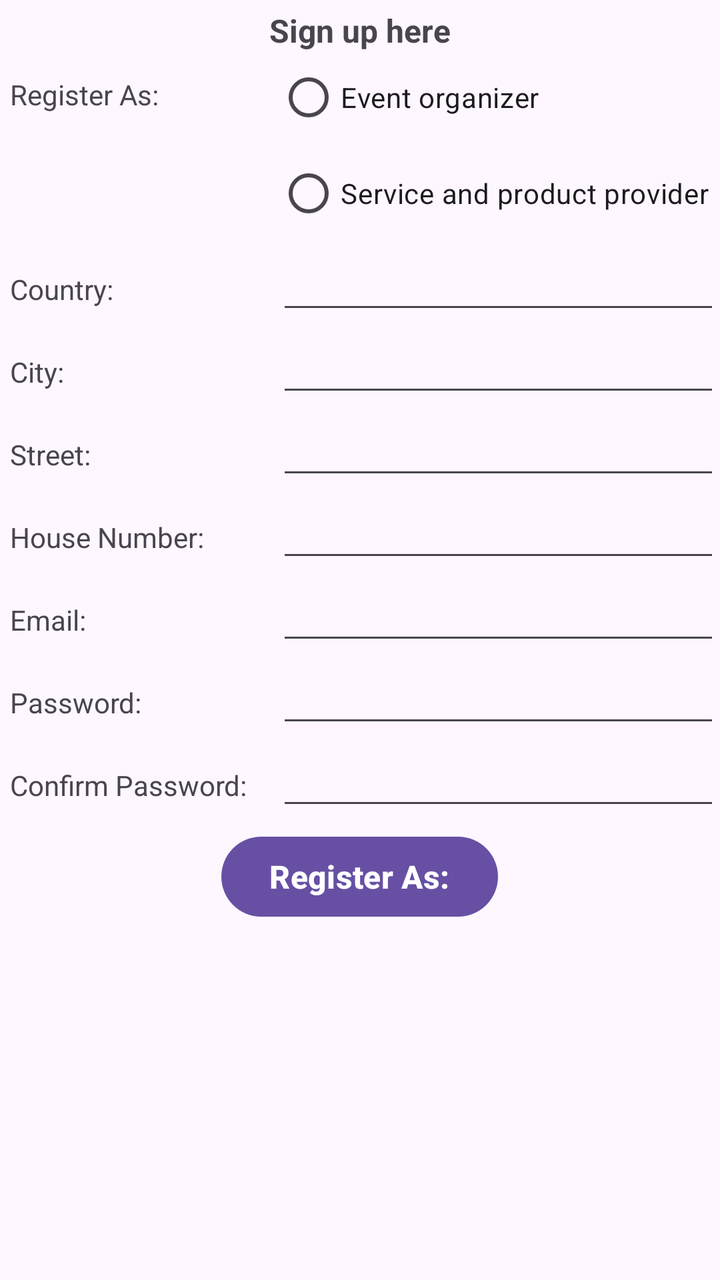
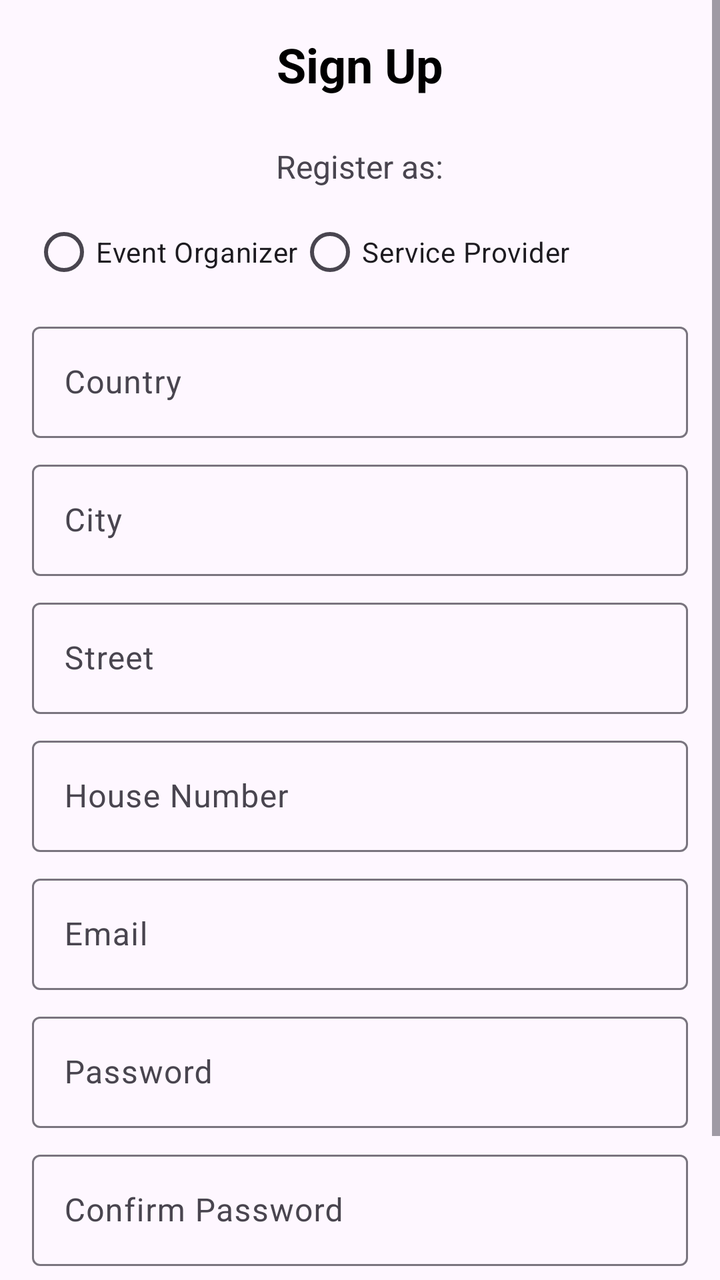

Screens rendered from an Android XML layout before and after an edit, with the pre-edit source and the edit as a unified diff.
<!-- AndroidManifest.xml: application theme Theme.EventPlanner -->
<!-- res/layout/activity_registration.xml -->
<?xml version="1.0" encoding="utf-8"?>
<TableLayout xmlns:android="http://schemas.android.com/apk/res/android"
    xmlns:app="http://schemas.android.com/apk/res-auto"
    xmlns:tools="http://schemas.android.com/tools"
    android:id="@+id/main"
    android:layout_width="match_parent"
    android:layout_height="match_parent"
    tools:context=".RegistrationActivity">

    <TableRow
        android:layout_width="match_parent"
        android:layout_height="wrap_content"
        android:gravity="center">

        <TextView
            android:layout_width="wrap_content"
            android:layout_height="wrap_content"
            android:layout_marginTop="3dp"
            android:gravity="center"
            android:text="@string/sign_up_message"
            android:textSize="16sp"
            android:textStyle="bold" />
    </TableRow>

    <TableRow
        android:layout_width="match_parent"
        android:layout_height="wrap_content">

        <TextView
            android:layout_width="65dp"
            android:layout_height="wrap_content"
            android:layout_marginTop="10dp"
            android:includeFontPadding="false"
            android:padding="5dp"
            android:text="@string/register_as" />

        <RadioGroup
            android:id="@+id/register_rg"
            android:layout_width="0dp"
            android:layout_height="wrap_content"
            android:layout_weight="1"
            android:orientation="vertical">

            <RadioButton
                android:id="@+id/rb_event_organizer"
                android:layout_width="wrap_content"
                android:layout_height="wrap_content"
                android:text="Event organizer" />

            <RadioButton
                android:id="@+id/rb_service_provider"
                android:layout_width="wrap_content"
                android:layout_height="wrap_content"
                android:text="Service and product provider" />
        </RadioGroup>
    </TableRow>

    <include
        android:id="@+id/eoinputs"
        layout="@layout/event_organizer_inputs"
        android:visibility="gone" />

    <include
        android:id="@+id/sppinputs"
        layout="@layout/spp_inputs"
        android:visibility="gone"/>

    <TableRow
        android:layout_width="match_parent"
        android:layout_height="wrap_content">

        <TextView
            android:layout_width="wrap_content"
            android:layout_height="wrap_content"
            android:padding="5dp"
            android:labelFor="@id/country"
            android:text="Country:" />

        <EditText
            android:id="@+id/country"
            android:layout_width="0dp"
            android:layout_height="wrap_content"
            android:layout_weight="1"
            android:inputType="text"
            android:autofillHints="" />
    </TableRow>

    <TableRow
        android:layout_width="match_parent"
        android:layout_height="wrap_content">

        <TextView
            android:layout_width="wrap_content"
            android:layout_height="wrap_content"
            android:padding="5dp"
            android:labelFor="@id/city"
            android:text="City:" />

        <EditText
            android:id="@+id/city"
            android:layout_width="0dp"
            android:layout_height="wrap_content"
            android:layout_weight="1"
            android:inputType="text"
            android:autofillHints="" />
    </TableRow>

    <TableRow
        android:layout_width="match_parent"
        android:layout_height="wrap_content">

        <TextView
            android:layout_width="wrap_content"
            android:layout_height="wrap_content"
            android:padding="5dp"
            android:labelFor="@id/street"
            android:text="Street:" />

        <EditText
            android:id="@+id/street"
            android:layout_width="0dp"
            android:layout_height="wrap_content"
            android:layout_weight="1"
            android:inputType="text"
            android:autofillHints="" />
    </TableRow>

    <TableRow
        android:layout_width="match_parent"
        android:layout_height="wrap_content">

        <TextView
            android:layout_width="wrap_content"
            android:layout_height="wrap_content"
            android:padding="5dp"
            android:labelFor="@id/house_number"
            android:text="House Number:" />

        <EditText
            android:id="@+id/house_number"
            android:layout_width="0dp"
            android:layout_height="wrap_content"
            android:layout_weight="1"
            android:inputType="text"
            android:autofillHints="" />
    </TableRow>

    <TableRow
        android:layout_width="match_parent"
        android:layout_height="wrap_content">

        <TextView
            android:layout_width="wrap_content"
            android:layout_height="wrap_content"
            android:padding="5dp"
            android:labelFor="@id/email"
            android:text="Email:" />

        <EditText
            android:id="@+id/email"
            android:layout_width="0dp"
            android:layout_height="wrap_content"
            android:layout_weight="1"
            android:inputType="textEmailAddress"
            android:autofillHints="" />
    </TableRow>

    <TableRow
        android:layout_width="match_parent"
        android:layout_height="wrap_content">

        <TextView
            android:layout_width="wrap_content"
            android:layout_height="wrap_content"
            android:padding="5dp"
            android:labelFor="@id/password"
            android:text="Password:" />

        <EditText
            android:id="@+id/password"
            android:layout_width="0dp"
            android:layout_height="wrap_content"
            android:layout_weight="1"
            android:inputType="textPassword"
            android:autofillHints="" />
    </TableRow>

    <TableRow
        android:layout_width="match_parent"
        android:layout_height="wrap_content">

        <TextView
            android:layout_width="wrap_content"
            android:layout_height="wrap_content"
            android:padding="5dp"
            android:labelFor="@id/password_confirm"
            android:text="Confirm Password:" />

        <EditText
            android:id="@+id/password_confirm"
            android:layout_width="0dp"
            android:layout_height="wrap_content"
            android:layout_weight="1"
            android:inputType="textPassword"
            android:autofillHints="" />
    </TableRow>

    <TableRow
        android:layout_width="match_parent"
        android:layout_height="wrap_content"
        android:gravity="center">

        <Button
            android:layout_width="wrap_content"
            android:layout_height="wrap_content"
            android:layout_marginTop="3dp"
            android:gravity="center"
            android:text="@string/register_as"
            android:textSize="16sp"
            android:textStyle="bold" />
    </TableRow>
</TableLayout>
<!-- res/layout/event_organizer_inputs.xml (included above) -->
<?xml version="1.0" encoding="utf-8"?>
<TableLayout xmlns:android="http://schemas.android.com/apk/res/android"
    android:id="@+id/eoinputs"
    android:layout_width="match_parent"
    android:layout_height="wrap_content">

        <TableRow
            android:layout_width="match_parent"
            android:layout_height="wrap_content">

            <TextView
                android:layout_width="wrap_content"
                android:layout_height="wrap_content"
                android:padding="5dp"
                android:labelFor="@id/first_name"
                android:text="First Name:" />

            <EditText
                android:id="@+id/first_name"
                android:layout_width="0dp"
                android:layout_height="wrap_content"
                android:layout_weight="1"
                android:inputType="text"
                android:autofillHints="" />
        </TableRow>

        <TableRow
            android:layout_width="match_parent"
            android:layout_height="wrap_content">

            <TextView
                android:layout_width="wrap_content"
                android:layout_height="wrap_content"
                android:padding="5dp"
                android:labelFor="@id/last_name"
                android:text="Last Name:" />

            <EditText
                android:id="@+id/last_name"
                android:layout_width="0dp"
                android:layout_height="wrap_content"
                android:layout_weight="1"
                android:inputType="text"
                android:autofillHints="" />
        </TableRow>

        <TableRow
            android:layout_width="match_parent"
            android:layout_height="wrap_content">

            <TextView
                android:layout_width="wrap_content"
                android:layout_height="wrap_content"
                android:padding="5dp"
                android:labelFor="@id/phone_number_eo"
                android:text="Phone Number:" />

            <EditText
                android:id="@+id/phone_number_eo"
                android:layout_width="0dp"
                android:layout_height="wrap_content"
                android:layout_weight="1"
                android:inputType="text"
                android:autofillHints="" />
        </TableRow>

        <TableRow
            android:layout_width="match_parent"
            android:layout_height="wrap_content">

            <TextView
                android:layout_width="wrap_content"
                android:layout_height="wrap_content"
                android:padding="5dp"
                android:labelFor="@id/photo_url"
                android:text="Photo URL:" />

            <EditText
                android:id="@+id/photo_url"
                android:layout_width="0dp"
                android:layout_height="wrap_content"
                android:layout_weight="1"
                android:inputType="textUri"
                android:autofillHints="" />
        </TableRow>
</TableLayout>
<!-- res/layout/spp_inputs.xml (included above) -->
<?xml version="1.0" encoding="utf-8"?>
<TableLayout xmlns:android="http://schemas.android.com/apk/res/android"
    android:id="@+id/sppinputs"
    android:layout_width="match_parent"
    android:layout_height="wrap_content">

        <TableRow
            android:layout_width="match_parent"
            android:layout_height="wrap_content">

                <TextView
                    android:layout_width="wrap_content"
                    android:layout_height="wrap_content"
                    android:padding="5dp"
                    android:labelFor="@id/org_name"
                    android:text="Organization name:" />

                <EditText
                    android:id="@+id/org_name"
                    android:layout_width="0dp"
                    android:layout_height="wrap_content"
                    android:layout_weight="1"
                    android:inputType="text"
                    android:autofillHints="" />
        </TableRow>

        <TableRow
            android:layout_width="match_parent"
            android:layout_height="wrap_content">

                <TextView
                    android:layout_width="wrap_content"
                    android:layout_height="wrap_content"
                    android:padding="5dp"
                    android:labelFor="@id/org_desc"
                    android:text="Organization desc:" />

                <EditText
                    android:id="@+id/org_desc"
                    android:layout_width="0dp"
                    android:layout_height="wrap_content"
                    android:layout_weight="1"
                    android:inputType="text"
                    android:autofillHints="" />
        </TableRow>
</TableLayout>
<!-- resources referenced by this layout -->
<resources>
  <string name="register_as">Register As:</string>
  <string name="sign_up_message">Sign up here</string>
  <style name="Theme.EventPlanner" parent="Base.Theme.EventPlanner" />
  <style name="Base.Theme.EventPlanner" parent="Theme.Material3.DayNight.NoActionBar">
          
          
      </style>
</resources>

<!-- the commit's change to res/layout/activity_registration.xml (unified diff, before → after) -->
@@ -1,356 +1,233 @@
-<?xml version="1.0" encoding="utf-8"?>
-<TableLayout xmlns:android="http://schemas.android.com/apk/res/android"
-    xmlns:app="http://schemas.android.com/apk/res-auto"
-    xmlns:tools="http://schemas.android.com/tools"
-    android:id="@+id/main"
+<ScrollView
+    xmlns:android="http://schemas.android.com/apk/res/android"
     android:layout_width="match_parent"
-    android:layout_height="match_parent"
-    tools:context=".RegistrationActivity">
-
-    <TableRow
+    android:layout_height="match_parent">
+
+    <LinearLayout
+        xmlns:app="http://schemas.android.com/apk/res-auto"
         android:layout_width="match_parent"
         android:layout_height="wrap_content"
-        android:gravity="center">
+        android:orientation="vertical"
+        android:gravity="center"
+        android:padding="16dp">
+
+        <com.google.android.material.textview.MaterialTextView
+            android:id="@+id/welcomeMessage"
+            android:layout_width="wrap_content"
+            android:layout_height="wrap_content"
+            android:text="Sign Up"
+            android:textStyle="bold"
+            android:textSize="24sp"
+            android:textColor="@color/black"
+            android:layout_gravity="center_horizontal"
+            android:layout_marginBottom="24dp" />
 
         <TextView
             android:layout_width="wrap_content"
             android:layout_height="wrap_content"
-            android:layout_marginTop="3dp"
-            android:gravity="center"
-            android:text="@string/sign_up_message"
+            android:text="Register as:"
             android:textSize="16sp"
-            android:textStyle="bold" />
-    </TableRow>
-
-    <TableRow
-        android:layout_width="match_parent"
-        android:layout_height="wrap_content">
-
-        <TextView
-            android:layout_width="65dp"
-            android:layout_height="wrap_content"
-            android:layout_marginTop="10dp"
-            android:includeFontPadding="false"
-            android:padding="5dp"
-            android:text="@string/register_as" />
+            android:layout_marginBottom="8dp" />
 
         <RadioGroup
             android:id="@+id/register_rg"
-            android:layout_width="0dp"
-            android:layout_height="wrap_content"
-            android:layout_weight="1"
-            android:orientation="vertical">
+            android:layout_width="match_parent"
+            android:layout_height="wrap_content"
+            android:orientation="horizontal">
 
             <RadioButton
                 android:id="@+id/rb_event_organizer"
                 android:layout_width="wrap_content"
                 android:layout_height="wrap_content"
-                android:text="Event organizer" />
+                android:text="Event Organizer" />
 
             <RadioButton
                 android:id="@+id/rb_service_provider"
                 android:layout_width="wrap_content"
                 android:layout_height="wrap_content"
-                android:text="Service and product provider" />
+                android:text="Service Provider" />
         </RadioGroup>
-    </TableRow>
-
-    <include
-        android:id="@+id/eoinputs"
-        layout="@layout/event_organizer_inputs"
-        android:visibility="gone" />
-
-    <include
-        android:id="@+id/sppinputs"
-        layout="@layout/spp_inputs"
-        android:visibility="gone"/>
-
-    <TableRow
-        android:layout_width="match_parent"
-        android:layout_height="wrap_content">
-
-        <TextView
+
+        <include
+            android:id="@+id/eoinputs"
+            layout="@layout/event_organizer_inputs"
+            android:layout_width="match_parent"
+            android:layout_height="wrap_content"
+            android:visibility="gone"/>
+
+        <include
+            android:id="@+id/sppinputs"
+            layout="@layout/spp_inputs"
+            android:layout_width="match_parent"
+            android:layout_height="wrap_content"
+            android:visibility="gone" />
+
+        <com.google.android.material.textfield.TextInputLayout
+            android:layout_width="match_parent"
+            android:layout_height="wrap_content"
+            android:hint="Country"
+            android:layout_marginTop="8dp">
+
+            <com.google.android.material.textfield.TextInputEditText
+                android:id="@+id/country"
+                android:layout_width="match_parent"
+                android:layout_height="wrap_content"
+                android:inputType="textEmailAddress" />
+        </com.google.android.material.textfield.TextInputLayout>
+
+        <com.google.android.material.textfield.TextInputLayout
+            android:layout_width="match_parent"
+            android:layout_height="wrap_content"
+            android:hint="City"
+            android:layout_marginTop="8dp">
+
+            <com.google.android.material.textfield.TextInputEditText
+                android:id="@+id/city"
+                android:layout_width="match_parent"
+                android:layout_height="wrap_content"
+                android:inputType="textEmailAddress" />
+        </com.google.android.material.textfield.TextInputLayout>
+
+        <com.google.android.material.textfield.TextInputLayout
+            android:layout_width="match_parent"
+            android:layout_height="wrap_content"
+            android:hint="Street"
+            android:layout_marginTop="8dp">
+
+            <com.google.android.material.textfield.TextInputEditText
+                android:id="@+id/street"
+                android:layout_width="match_parent"
+                android:layout_height="wrap_content"
+                android:inputType="textEmailAddress" />
+        </com.google.android.material.textfield.TextInputLayout>
+
+        <com.google.android.material.textfield.TextInputLayout
+            android:layout_width="match_parent"
+            android:layout_height="wrap_content"
+            android:hint="House Number"
+            android:layout_marginTop="8dp">
+
+            <com.google.android.material.textfield.TextInputEditText
+                android:id="@+id/house_number"
+                android:layout_width="match_parent"
+                android:layout_height="wrap_content"
+                android:inputType="textEmailAddress" />
+        </com.google.android.material.textfield.TextInputLayout>
+
+        
+        <com.google.android.material.textfield.TextInputLayout
+            android:layout_width="match_parent"
+            android:layout_height="wrap_content"
+            android:hint="Email"
+            android:layout_marginTop="8dp">
+
+            <com.google.android.material.textfield.TextInputEditText
+                android:id="@+id/email"
+                android:layout_width="match_parent"
+                android:layout_height="wrap_content"
+                android:inputType="textEmailAddress" />
+        </com.google.android.material.textfield.TextInputLayout>
+
+        <com.google.android.material.textfield.TextInputLayout
+            android:layout_width="match_parent"
+            android:layout_height="wrap_content"
+            android:hint="Password"
+            android:layout_marginTop="8dp">
+
+            <com.google.android.material.textfield.TextInputEditText
+                android:id="@+id/password"
+                android:layout_width="match_parent"
+                android:layout_height="wrap_content"
+                android:inputType="textPassword" />
+        </com.google.android.material.textfield.TextInputLayout>
+
+        <com.google.android.material.textfield.TextInputLayout
+            android:layout_width="match_parent"
+            android:layout_height="wrap_content"
+            android:hint="Confirm Password"
+            android:layout_marginTop="8dp">
+
+            <com.google.android.material.textfield.TextInputEditText
+                android:id="@+id/password_confirm"
+                android:layout_width="match_parent"
+                android:layout_height="wrap_content"
+                android:inputType="textPassword" />
+        </com.google.android.material.textfield.TextInputLayout>
+
+
+        <com.google.android.material.button.MaterialButton
+            android:id="@+id/register_button"
             android:layout_width="wrap_content"
             android:layout_height="wrap_content"
-            android:padding="5dp"
-            android:labelFor="@id/country"
-            android:text="Country:" />
-
-        <EditText
-            android:id="@+id/country"
-            android:layout_width="0dp"
-            android:layout_height="wrap_content"
-            android:layout_weight="1"
-            android:inputType="text"
-            android:autofillHints="" />
-    </TableRow>
-
-    <TableRow
-        android:layout_width="match_parent"
-        android:layout_height="wrap_content">
-
-        <TextView
-            android:layout_width="wrap_content"
-            android:layout_height="wrap_content"
-            android:padding="5dp"
-            android:labelFor="@id/city"
-            android:text="City:" />
-
-        <EditText
-            android:id="@+id/city"
-            android:layout_width="0dp"
-            android:layout_height="wrap_content"
-            android:layout_weight="1"
-            android:inputType="text"
-            android:autofillHints="" />
-    </TableRow>
-
-    <TableRow
-        android:layout_width="match_parent"
-        android:layout_height="wrap_content">
-
-        <TextView
-            android:layout_width="wrap_content"
-            android:layout_height="wrap_content"
-            android:padding="5dp"
-            android:labelFor="@id/street"
-            android:text="Street:" />
-
-        <EditText
-            android:id="@+id/street"
-            android:layout_width="0dp"
-            android:layout_height="wrap_content"
-            android:layout_weight="1"
-            android:inputType="text"
-            android:autofillHints="" />
-    </TableRow>
-
-    <TableRow
-        android:layout_width="match_parent"
-        android:layout_height="wrap_content">
-
-        <TextView
-            android:layout_width="wrap_content"
-            android:layout_height="wrap_content"
-            android:padding="5dp"
-            android:labelFor="@id/house_number"
-            android:text="House Number:" />
-
-        <EditText
-            android:id="@+id/house_number"
-            android:layout_width="0dp"
-            android:layout_height="wrap_content"
-            android:layout_weight="1"
-            android:inputType="text"
-            android:autofillHints="" />
-    </TableRow>
-
-    <TableRow
-        android:layout_width="match_parent"
-        android:layout_height="wrap_content">
-
-        <TextView
-            android:layout_width="wrap_content"
-            android:layout_height="wrap_content"
-            android:padding="5dp"
-            android:labelFor="@id/email"
-            android:text="Email:" />
-
-        <EditText
-            android:id="@+id/email"
-            android:layout_width="0dp"
-            android:layout_height="wrap_content"
-            android:layout_weight="1"
-            android:inputType="textEmailAddress"
-            android:autofillHints="" />
-    </TableRow>
-
-    <TableRow
-        android:layout_width="match_parent"
-        android:layout_height="wrap_content">
-
-        <TextView
-            android:layout_width="wrap_content"
-            android:layout_height="wrap_content"
-            android:padding="5dp"
-            android:labelFor="@id/password"
-            android:text="Password:" />
-
-        <EditText
-            android:id="@+id/password"
-            android:layout_width="0dp"
-            android:layout_height="wrap_content"
-            android:layout_weight="1"
-            android:inputType="textPassword"
-            android:autofillHints="" />
-    </TableRow>
-
-    <TableRow
-        android:layout_width="match_parent"
-        android:layout_height="wrap_content">
-
-        <TextView
-            android:layout_width="wrap_content"
-            android:layout_height="wrap_content"
-            android:padding="5dp"
-            android:labelFor="@id/password_confirm"
-            android:text="Confirm Password:" />
-
-        <EditText
-            android:id="@+id/password_confirm"
-            android:layout_width="0dp"
-            android:layout_height="wrap_content"
-            android:layout_weight="1"
-            android:inputType="textPassword"
-            android:autofillHints="" />
-    </TableRow>
-
-    <TableRow
+            android:text="Register"
+            android:layout_marginTop="24dp"
+            android:textColor="@android:color/white"
+            />
+    </LinearLayout>
+</ScrollView>
+<!-- res/layout/event_organizer_inputs.xml (included above) -->
+<?xml version="1.0" encoding="utf-8"?>
+<LinearLayout
+    xmlns:android="http://schemas.android.com/apk/res/android"
+    xmlns:app="http://schemas.android.com/apk/res-auto"
+    android:layout_width="match_parent"
+    android:layout_height="match_parent"
+    android:orientation="vertical"
+    android:gravity="center_horizontal">
+
+    <com.google.android.material.textfield.TextInputLayout
         android:layout_width="match_parent"
         android:layout_height="wrap_content"
-        android:gravity="center">
-
-        <Button
-            android:layout_width="wrap_content"
-            android:layout_height="wrap_content"
-            android:layout_marginTop="3dp"
-            android:gravity="center"
-            android:text="@string/register_as"
-            android:textSize="16sp"
-            android:textStyle="bold" />
-    </TableRow>
-</TableLayout>
-<!-- res/layout/event_organizer_inputs.xml (included above) -->
-<?xml version="1.0" encoding="utf-8"?>
-<TableLayout xmlns:android="http://schemas.android.com/apk/res/android"
-    android:id="@+id/eoinputs"
-    android:layout_width="match_parent"
-    android:layout_height="wrap_content">
-
-        <TableRow
-            android:layout_width="match_parent"
-            android:layout_height="wrap_content">
-
-            <TextView
-                android:layout_width="wrap_content"
-                android:layout_height="wrap_content"
-                android:padding="5dp"
-                android:labelFor="@id/first_name"
-                android:text="First Name:" />
-
-            <EditText
-                android:id="@+id/first_name"
-                android:layout_width="0dp"
-                android:layout_height="wrap_content"
-                android:layout_weight="1"
-                android:inputType="text"
-                android:autofillHints="" />
-        </TableRow>
-
-        <TableRow
-            android:layout_width="match_parent"
-            android:layout_height="wrap_content">
-
-            <TextView
-                android:layout_width="wrap_content"
-                android:layout_height="wrap_content"
-                android:padding="5dp"
-                android:labelFor="@id/last_name"
-                android:text="Last Name:" />
-
-            <EditText
-                android:id="@+id/last_name"
-                android:layout_width="0dp"
-                android:layout_height="wrap_content"
-                android:layout_weight="1"
-                android:inputType="text"
-                android:autofillHints="" />
-        </TableRow>
-
-        <TableRow
-            android:layout_width="match_parent"
-            android:layout_height="wrap_content">
-
-            <TextView
-                android:layout_width="wrap_content"
-                android:layout_height="wrap_content"
-                android:padding="5dp"
-                android:labelFor="@id/phone_number_eo"
-                android:text="Phone Number:" />
-
-            <EditText
-                android:id="@+id/phone_number_eo"
-                android:layout_width="0dp"
-                android:layout_height="wrap_content"
-                android:layout_weight="1"
-                android:inputType="text"
-                android:autofillHints="" />
-        </TableRow>
-
-        <TableRow
-            android:layout_width="match_parent"
-            android:layout_height="wrap_content">
-
-            <TextView
-                android:layout_width="wrap_content"
-                android:layout_height="wrap_content"
-                android:padding="5dp"
-                android:labelFor="@id/photo_url"
-                android:text="Photo URL:" />
-
-            <EditText
-                android:id="@+id/photo_url"
-                android:layout_width="0dp"
-                android:layout_height="wrap_content"
-                android:layout_weight="1"
-                android:inputType="textUri"
-                android:autofillHints="" />
-        </TableRow>
-</TableLayout>
+        android:hint="First Name"
+        android:layout_marginTop="16dp">
+
+        <com.google.android.material.textfield.TextInputEditText
+            android:id="@+id/first_name"
+            android:layout_width="match_parent"
+            android:layout_height="wrap_content" />
+    </com.google.android.material.textfield.TextInputLayout>
+
+    <com.google.android.material.textfield.TextInputLayout
+        android:layout_width="match_parent"
+        android:layout_height="wrap_content"
+        android:hint="Last Name">
+
+        <com.google.android.material.textfield.TextInputEditText
+            android:id="@+id/last_name"
+            android:layout_width="match_parent"
+            android:layout_height="wrap_content" />
+    </com.google.android.material.textfield.TextInputLayout>
+</LinearLayout>
 <!-- res/layout/spp_inputs.xml (included above) -->
 <?xml version="1.0" encoding="utf-8"?>
-<TableLayout xmlns:android="http://schemas.android.com/apk/res/android"
-    android:id="@+id/sppinputs"
+<LinearLayout
+    xmlns:android="http://schemas.android.com/apk/res/android"
+    xmlns:app="http://schemas.android.com/apk/res-auto"
     android:layout_width="match_parent"
-    android:layout_height="wrap_content">
-
-        <TableRow
-            android:layout_width="match_parent"
-            android:layout_height="wrap_content">
-
-                <TextView
-                    android:layout_width="wrap_content"
-                    android:layout_height="wrap_content"
-                    android:padding="5dp"
-                    android:labelFor="@id/org_name"
-                    android:text="Organization name:" />
-
-                <EditText
+    android:layout_height="match_parent"
+    android:orientation="vertical"
+    android:gravity="center_horizontal">
+
+        <com.google.android.material.textfield.TextInputLayout
+            android:layout_width="match_parent"
+            android:layout_height="wrap_content"
+            android:hint="Organization name"
+            android:layout_marginTop="16dp">
+
+                <com.google.android.material.textfield.TextInputEditText
                     android:id="@+id/org_name"
-                    android:layout_width="0dp"
-                    android:layout_height="wrap_content"
-                    android:layout_weight="1"
-                    android:inputType="text"
-                    android:autofillHints="" />
-        </TableRow>
-
-        <TableRow
-            android:layout_width="match_parent"
-            android:layout_height="wrap_content">
-
-                <TextView
-                    android:layout_width="wrap_content"
-                    android:layout_height="wrap_content"
-                    android:padding="5dp"
-                    android:labelFor="@id/org_desc"
-                    android:text="Organization desc:" />
-
-                <EditText
+                    android:layout_width="match_parent"
+                    android:layout_height="wrap_content" />
+        </com.google.android.material.textfield.TextInputLayout>
+
+        <com.google.android.material.textfield.TextInputLayout
+            android:layout_width="match_parent"
+            android:layout_height="wrap_content"
+            android:hint="Organization Description">
+
+                <com.google.android.material.textfield.TextInputEditText
                     android:id="@+id/org_desc"
-                    android:layout_width="0dp"
-                    android:layout_height="wrap_content"
-                    android:layout_weight="1"
-                    android:inputType="text"
-                    android:autofillHints="" />
-        </TableRow>
-</TableLayout>
+                    android:layout_width="match_parent"
+                    android:layout_height="100dp" />
+        </com.google.android.material.textfield.TextInputLayout>
+</LinearLayout>
<!-- resource entries referenced after the edit -->
@@ -1,7 +1,6 @@
 <!-- resources referenced by this layout -->
 <resources>
-  <string name="register_as">Register As:</string>
-  <string name="sign_up_message">Sign up here</string>
+  <color name="black">#FF000000</color>
   <style name="Theme.EventPlanner" parent="Base.Theme.EventPlanner" />
   <style name="Base.Theme.EventPlanner" parent="Theme.Material3.DayNight.NoActionBar">
           
